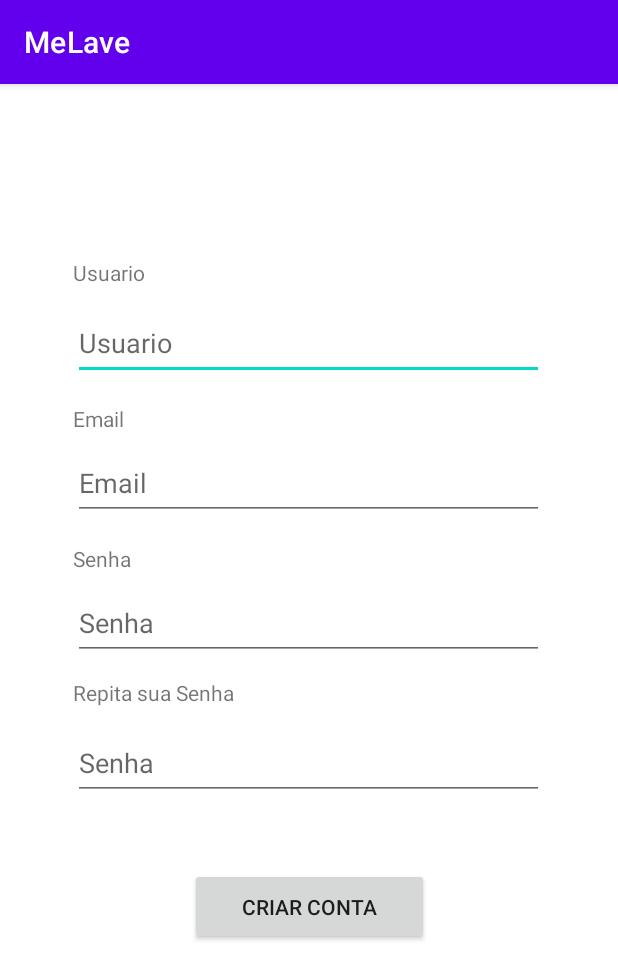
After one commit to caiomachhado/melave2, an Android app: the CreateAccountActivity screen opened directly, with no data from a screen before it, on a phone screen of 412 x 824 dp. The commit adds this screen. Shown: the top 979 px of the screen. Run offline under Robolectric (Android 15) with nearby library versions, the phone set to English and light mode, and no system bars; our stand-ins replace Firebase (no records; nobody signed in at launch, a user with empty details on screens opened directly).

Commit message:
Create Account

```diff
--- a/app/build.gradle
+++ b/app/build.gradle
@@ -39,7 +39,13 @@ dependencies {
     implementation 'androidx.appcompat:appcompat:1.3.1'
     implementation 'com.google.android.material:material:1.4.0'
     implementation 'androidx.constraintlayout:constraintlayout:2.1.0'
+    implementation platform('com.google.firebase:firebase-bom:28.4.0')
+    implementation 'com.google.firebase:firebase-auth-ktx:21.0.1'
+    implementation 'com.google.firebase:firebase-database-ktx:20.0.1'
     testImplementation 'junit:junit:4.+'
     androidTestImplementation 'androidx.test.ext:junit:1.1.3'
     androidTestImplementation 'androidx.test.espresso:espresso-core:3.4.0'
 }
+
+apply plugin: 'com.android.application'
+apply plugin: 'com.google.gms.google-services'
--- a/app/src/main/AndroidManifest.xml
+++ b/app/src/main/AndroidManifest.xml
@@ -9,7 +9,9 @@
         android:roundIcon="@mipmap/ic_launcher_round"
         android:supportsRtl="true"
         android:theme="@style/Theme.MeLave">
-        <activity android:name=".LoginActivity"></activity>
+        <activity android:name=".ForgotPasswordActivity"></activity>
+        <activity android:name=".CreateAccountActivity" />
+        <activity android:name=".LoginActivity" />
         <activity android:name=".MainActivity">
             <intent-filter>
                 <action android:name="android.intent.action.MAIN" />
--- /dev/null
+++ b/app/src/main/java/com/example/melave/CreateAccountActivity.kt
@@ -0,0 +1,33 @@
+package com.example.melave
+
+import android.app.ProgressDialog
+import androidx.appcompat.app.AppCompatActivity
+import android.os.Bundle
+import android.widget.Button
+import android.widget.EditText
+import android.widget.ProgressBar
+import com.google.firebase.auth.FirebaseAuth
+import com.google.firebase.database.DatabaseReference
+import com.google.firebase.database.FirebaseDatabase
+
+class CreateAccountActivity : AppCompatActivity() {
+
+    private var edit_text_usuario: EditText? = null
+    private var edit_text_email: EditText? = null
+    private var edit_text_senha: EditText? = null
+    private var edit_text_reSenha: EditText? = null
+    private var btn_create: Button? = null
+    private var mProgressBar: ProgressDialog? = null
+
+    private var mDatabaseReference: DatabaseReference? = null
+    private var mDatabase: FirebaseDatabase? = null
+    private var mAuth: FirebaseAuth? = null
+
+    override fun onCreate(savedInstanceState: Bundle?) {
+        super.onCreate(savedInstanceState)
+        setContentView(R.layout.activity_create_account)
+    }
+
+
+
+}
--- /dev/null
+++ b/app/src/main/res/layout/activity_create_account.xml
@@ -0,0 +1,100 @@
+<?xml version="1.0" encoding="utf-8"?>
+<androidx.constraintlayout.widget.ConstraintLayout xmlns:android="http://schemas.android.com/apk/res/android"
+    xmlns:app="http://schemas.android.com/apk/res-auto"
+    xmlns:tools="http://schemas.android.com/tools"
+    android:layout_width="match_parent"
+    android:layout_height="match_parent"
+    tools:context=".CreateAccountActivity">
+
+    <androidx.appcompat.widget.AppCompatEditText
+        android:id="@+id/edit_text_usuario"
+        android:layout_width="314dp"
+        android:layout_height="49dp"
+        android:layout_marginTop="148dp"
+        android:hint="@string/usuario"
+        app:layout_constraintEnd_toEndOf="parent"
+        app:layout_constraintHorizontal_bias="0.494"
+        app:layout_constraintStart_toStartOf="parent"
+        app:layout_constraintTop_toTopOf="parent" />
+
+    <androidx.appcompat.widget.AppCompatEditText
+        android:id="@+id/edit_text_email"
+        android:layout_width="314dp"
+        android:layout_height="49dp"
+        android:layout_marginTop="44dp"
+        android:hint="@string/emailLogin"
+        app:layout_constraintEnd_toEndOf="parent"
+        app:layout_constraintHorizontal_bias="0.494"
+        app:layout_constraintStart_toStartOf="parent"
+        app:layout_constraintTop_toBottomOf="@+id/edit_text_usuario" />
+
+    <androidx.appcompat.widget.AppCompatEditText
+        android:id="@+id/edit_text_senha"
+        android:layout_width="314dp"
+        android:layout_height="49dp"
+        android:layout_marginTop="44dp"
+        android:hint="@string/senha"
+        app:layout_constraintEnd_toEndOf="parent"
+        app:layout_constraintHorizontal_bias="0.494"
+        app:layout_constraintStart_toStartOf="parent"
+        app:layout_constraintTop_toBottomOf="@+id/edit_text_email" />
+
+    <androidx.appcompat.widget.AppCompatEditText
+        android:id="@+id/edit_text_reSenha"
+        android:layout_width="314dp"
+        android:layout_height="49dp"
+        android:layout_marginTop="44dp"
+        android:hint="@string/senha"
+        app:layout_constraintEnd_toEndOf="parent"
+        app:layout_constraintHorizontal_bias="0.494"
+        app:layout_constraintStart_toStartOf="parent"
+        app:layout_constraintTop_toBottomOf="@+id/edit_text_senha" />
+
+    <androidx.appcompat.widget.AppCompatButton
+        android:id="@+id/btn_create"
+        android:layout_width="159dp"
+        android:layout_height="51dp"
+        android:layout_marginTop="232dp"
+        android:text="@string/buttonCreate"
+        app:layout_constraintEnd_toEndOf="@+id/edit_text_email"
+        app:layout_constraintHorizontal_bias="0.503"
+        app:layout_constraintStart_toStartOf="@+id/edit_text_email"
+        app:layout_constraintTop_toBottomOf="@+id/edit_text_email" />
+
+    <androidx.appcompat.widget.AppCompatTextView
+        android:id="@+id/textView2"
+        android:layout_width="wrap_content"
+        android:layout_height="wrap_content"
+        android:layout_marginTop="116dp"
+        android:text="@string/usuario"
+        app:layout_constraintStart_toStartOf="@+id/edit_text_usuario"
+        app:layout_constraintTop_toTopOf="parent" />
+
+    <androidx.appcompat.widget.AppCompatTextView
+        android:id="@+id/textView3"
+        android:layout_width="wrap_content"
+        android:layout_height="wrap_content"
+        android:layout_marginTop="16dp"
+        android:text="@string/emailLogin"
+        app:layout_constraintStart_toStartOf="@+id/edit_text_email"
+        app:layout_constraintTop_toBottomOf="@+id/edit_text_usuario" />
+
+    <androidx.appcompat.widget.AppCompatTextView
+        android:id="@+id/textView4"
+        android:layout_width="wrap_content"
+        android:layout_height="wrap_content"
+        android:layout_marginTop="12dp"
+        android:text="@string/reSenha"
+        app:layout_constraintStart_toStartOf="@+id/edit_text_reSenha"
+        app:layout_constraintTop_toBottomOf="@+id/edit_text_senha" />
+
+    <androidx.appcompat.widget.AppCompatTextView
+        android:id="@+id/textView5"
+        android:layout_width="wrap_content"
+        android:layout_height="wrap_content"
+        android:layout_marginTop="16dp"
+        android:text="@string/senha"
+        app:layout_constraintStart_toStartOf="@+id/edit_text_senha"
+        app:layout_constraintTop_toBottomOf="@+id/edit_text_email" />
+
+</androidx.constraintlayout.widget.ConstraintLayout>
--- a/app/src/main/res/values/strings.xml
+++ b/app/src/main/res/values/strings.xml
@@ -2,6 +2,9 @@
     <string name="app_name">MeLave</string>
     <string name="usuario">Usuario</string>
     <string name="senha">Senha</string>
+    <string name="reSenha">Repita sua Senha</string>
     <string name="buttonLogin">Login</string>
+    <string name="buttonCreate">Criar Conta</string>
+    <string name="emailLogin">Email</string>
     <string name="keepLoggedin">Lembrar minha senha</string>
 </resources>
--- a/build.gradle
+++ b/build.gradle
@@ -8,6 +8,7 @@ buildscript {
     dependencies {
         classpath "com.android.tools.build:gradle:4.1.2"
         classpath "org.jetbrains.kotlin:kotlin-gradle-plugin:$kotlin_version"
+        classpath 'com.google.gms:google-services:4.3.10'
 
         // NOTE: Do not place your application dependencies here; they belong
         // in the individual module build.gradle files
```
Also changed, not shown: app/src/main/java/com/example/melave/ForgotPasswordActivity.kt (added, +11 -0 lines), app/src/main/res/layout/activity_forgot_password.xml (added, +9 -0 lines), app/src/main/res/layout/activity_login.xml (+13 -12 lines), gradle/wrapper/gradle-wrapper.properties, 1 other file.
